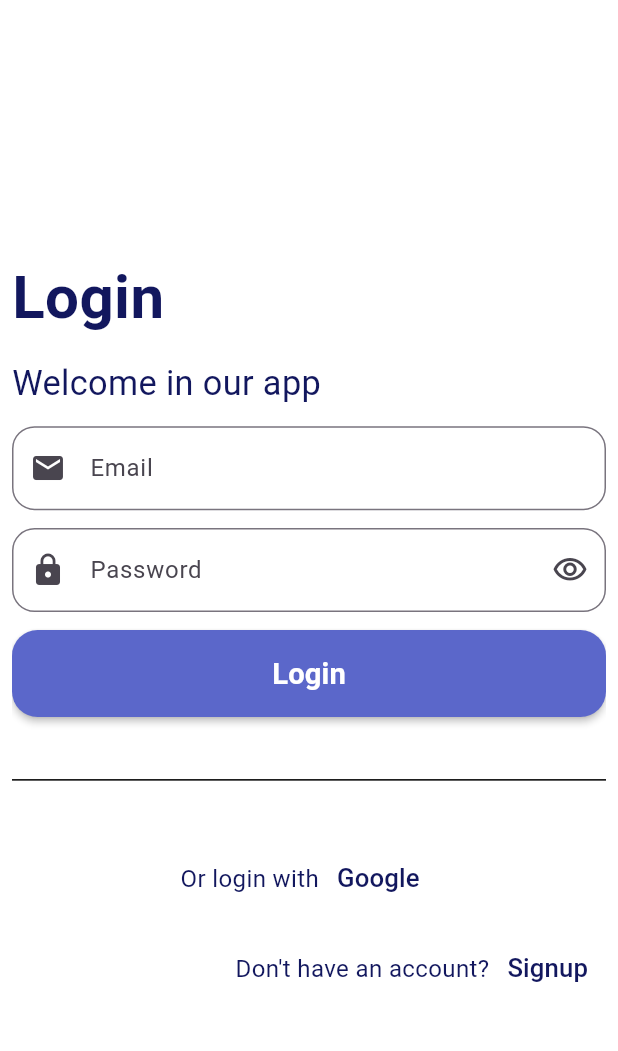
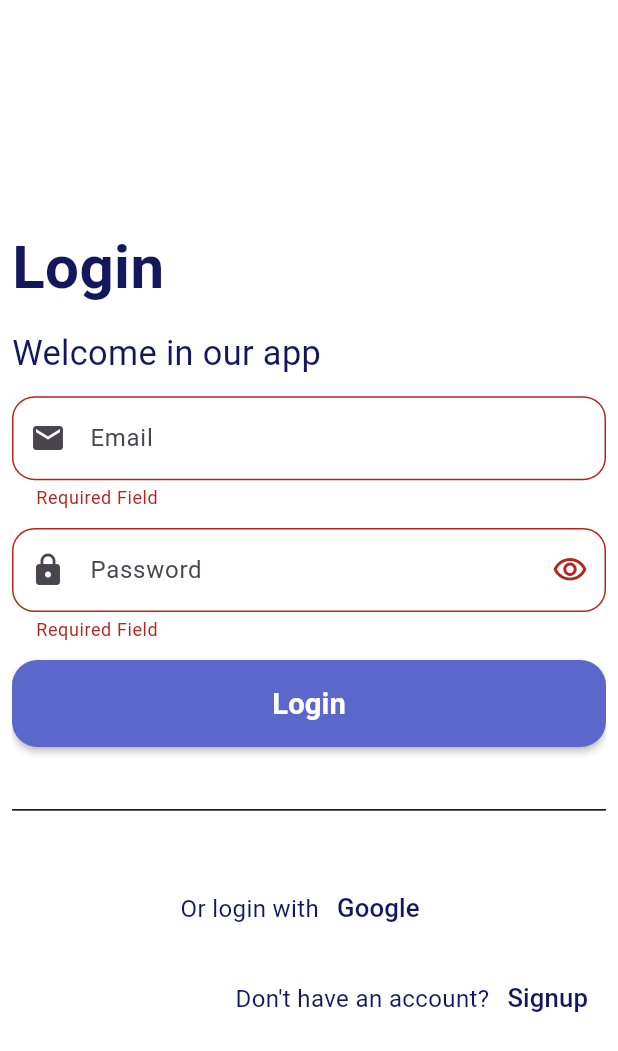
Before and after one commit to MostafaShalaby10/news___app, a Flutter app: the screen it shows after launch, after a tap on "Login", on a phone screen of 412 x 824 dp. Shown: the top 1051 px of the screen. Run offline on Flutter 3.47's test engine with Material 3 defaults, Android fonts, the phone set to English and light mode, and no system bars; our stand-ins replace device_preview, dio, firebase_auth, firebase_core, flutter_bloc, flutter_screenutil and 2 more; accounts and stored records are empty.

Commit message:
adding service locator adding login repo intereface and imp

```diff
--- a/lib/core/Utils/service_locator.dart
+++ b/lib/core/Utils/service_locator.dart
@@ -1,6 +1,7 @@
 import 'package:firebase_auth/firebase_auth.dart';
 import 'package:get_it/get_it.dart';
 import 'package:news_app/core/dio_helper/api_service.dart';
+import 'package:news_app/features/login/model/repos/login_repo_imp.dart';
 import 'package:news_app/features/signup/model/repos/signup_repo_imp.dart';
 
 final getIt = GetIt.instance;
@@ -12,4 +13,5 @@ void setup() {
   getIt.registerLazySingleton(() => FirebaseAuth.instance);
   getIt.registerLazySingleton(() => ApiService());
   getIt.registerLazySingleton(() => SignupRepoImp());
+  getIt.registerLazySingleton(() => LoginRepoImp());
 }
--- /dev/null
+++ b/lib/features/login/model/repos/login_repo_interface.dart
@@ -0,0 +1,11 @@
+abstract class LoginRepoInterface {
+  Future loginUsingEmailAndPassword({
+    required String email,
+    required String password,
+  });
+
+  Future loginUsingGoogle();
+
+
+
+}
--- a/lib/features/login/view/login_view.dart
+++ b/lib/features/login/view/login_view.dart
@@ -1,11 +1,12 @@
-import 'dart:developer';
 
 import 'package:flutter/material.dart';
 import 'package:flutter_bloc/flutter_bloc.dart';
 import 'package:flutter_screenutil/flutter_screenutil.dart';
+import 'package:news_app/core/Utils/service_locator.dart';
 import 'package:news_app/core/widgets/custom_button_widget.dart';
 import 'package:news_app/core/widgets/custom_text_form_field.dart';
 import 'package:news_app/core/widgets/custom_text_widget.dart';
+import 'package:news_app/features/login/model/repos/login_repo_imp.dart';
 import 'package:news_app/features/login/view_model/cubit/login_cubit.dart';
 import 'package:news_app/features/signup/views/signup_view.dart';
 
@@ -16,13 +17,20 @@ class LoginView extends StatelessWidget {
   Widget build(BuildContext context) {
     TextEditingController emailController = TextEditingController();
     TextEditingController passwordController = TextEditingController();
+    var formKey = GlobalKey<FormState>();
     return BlocProvider(
-      create: (context) => LoginCubit(),
+      create: (context) => LoginCubit(getIt<LoginRepoImp>()),
       child: BlocConsumer<LoginCubit, LoginState>(
         listener: (context, state) {
-          log(state.toString());
+            if(state is SuccessfullyLoginWithEmailAndPassword || state is SuccessfullyLoginWithGoogle)
+            {
+              // Move to home page
+            }else if(state is ErrorLoginWithEmailAndPassword || state is ErrorLoginWithGoogle){
+              // Error message
+            }
         },
         builder: (context, state) {
+          LoginCubit loginCubit = LoginCubit.get(context);
           return Scaffold(
             body: Padding(
               padding: const EdgeInsets.all(8.0),
@@ -30,6 +38,8 @@ class LoginView extends StatelessWidget {
                 child: SizedBox(
                   width: MediaQuery.of(context).size.width,
                   height: MediaQuery.of(context).size.height,
+                  child: Form(
+                    key: formKey,
                     child: Column(
                       spacing: 10.h,
                       mainAxisSize: MainAxisSize.min,
@@ -54,29 +64,37 @@ class LoginView extends StatelessWidget {
                         CustomTextFormFieldWidget(
                           hintText: "Password",
                           prefixIcon: Icons.lock,
-                        obscureText: LoginCubit.get(context).isPassword,
+                          obscureText: loginCubit.isPassword,
                           controller: passwordController,
                           suffixIcon:
-                            LoginCubit.get(context).isPassword
+                              loginCubit.isPassword
                                   ? Icons.visibility_outlined
                                   : Icons.visibility_off_outlined,
                           suffixOnPressed: () {
-                          LoginCubit.get(context).changePasswordVisibility();
+                            loginCubit.changePasswordVisibility();
                           },
                         ),
 
-                      SizedBox(
+                       state is! LoadingLoginWithEmailAndPassword? SizedBox(
                           width: double.infinity,
                           child: CustomButtonWidget(
                             text: "Login",
                             onPressed: () {
-                            log(emailController.text);
-                            log(passwordController.text);
+                              if (formKey.currentState!.validate()) {
+                                loginCubit.loginUsingEmailAndPassword(
+                                  email: emailController.text,
+                                  password: passwordController.text,
+                                );
+                              }
                             },
                           ),
+                        ):const Center(child:  CircularProgressIndicator()),
+
+                        const Divider(
+                          color: Colors.black,
+                          thickness: 1,
+                          height: 60,
                         ),
-
-                      const Divider(color: Colors.black, thickness: 1, height: 60),
                         Row(
                           mainAxisAlignment: MainAxisAlignment.center,
                           children: [
@@ -86,7 +104,9 @@ class LoginView extends StatelessWidget {
                               fontWeight: FontWeight.w400,
                             ),
                             TextButton(
-                            onPressed: () {},
+                              onPressed: () {
+                                loginCubit.loginWithGoogle();
+                              },
                               child: const CustomTextWidget(
                                 text: "Google",
                                 fontSize: 15,
@@ -125,6 +145,7 @@ class LoginView extends StatelessWidget {
                   ),
                 ),
               ),
+            ),
           );
         },
       ),
--- a/lib/features/login/view_model/cubit/login_state.dart
+++ b/lib/features/login/view_model/cubit/login_state.dart
@@ -4,4 +4,25 @@ part of 'login_cubit.dart';
 sealed class LoginState {}
 
 final class LoginInitial extends LoginState {}
+
 final class ChangePasswordVisibility extends LoginState {}
+
+final class LoadingLoginWithEmailAndPassword extends LoginState {}
+
+final class SuccessfullyLoginWithEmailAndPassword extends LoginState {}
+
+final class ErrorLoginWithEmailAndPassword extends LoginState {
+  final String error;
+
+  ErrorLoginWithEmailAndPassword(this.error);
+}
+
+final class LoadingLoginWithGoogle extends LoginState {}
+
+final class SuccessfullyLoginWithGoogle extends LoginState {}
+
+final class ErrorLoginWithGoogle extends LoginState {
+  final String error;
+
+  ErrorLoginWithGoogle(this.error);
+}
```
Also changed, not shown: lib/features/login/model/repos/login_repo_imp.dart (added, +37 -0 lines), lib/features/login/view_model/cubit/login_cubit.dart (+30 -1 lines). Lines whose indentation alone changed are shown as unchanged.
